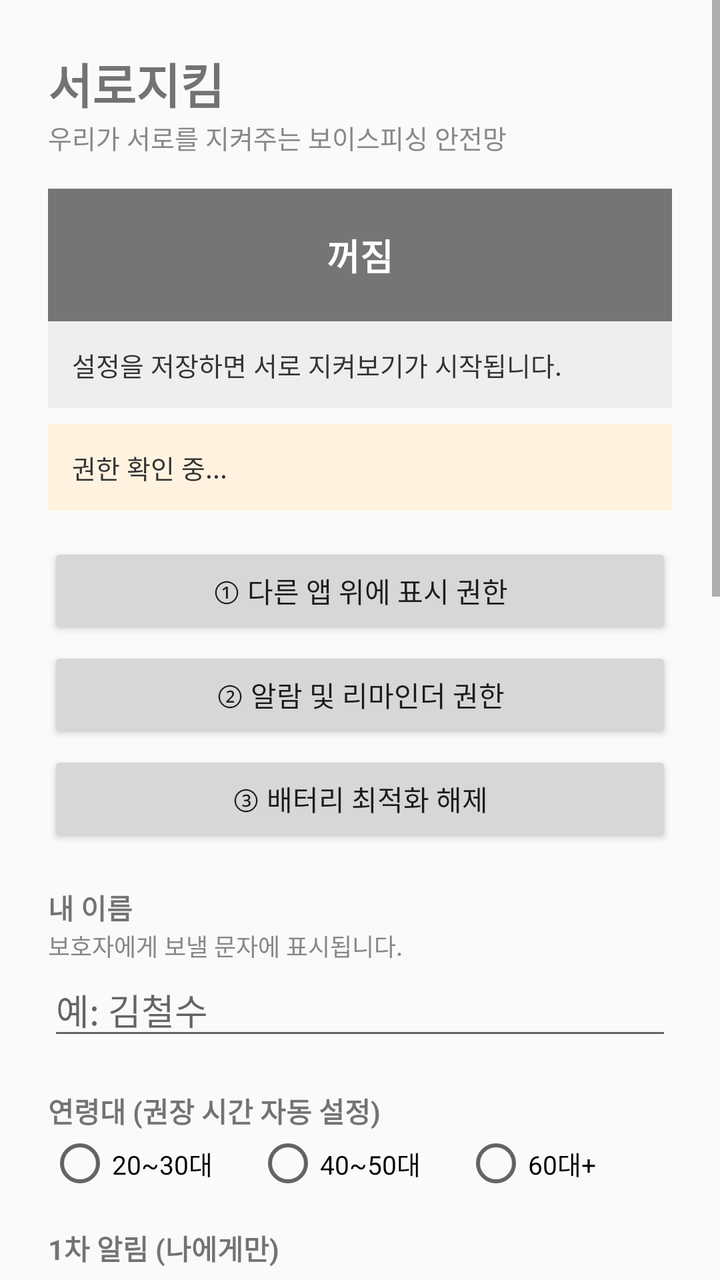
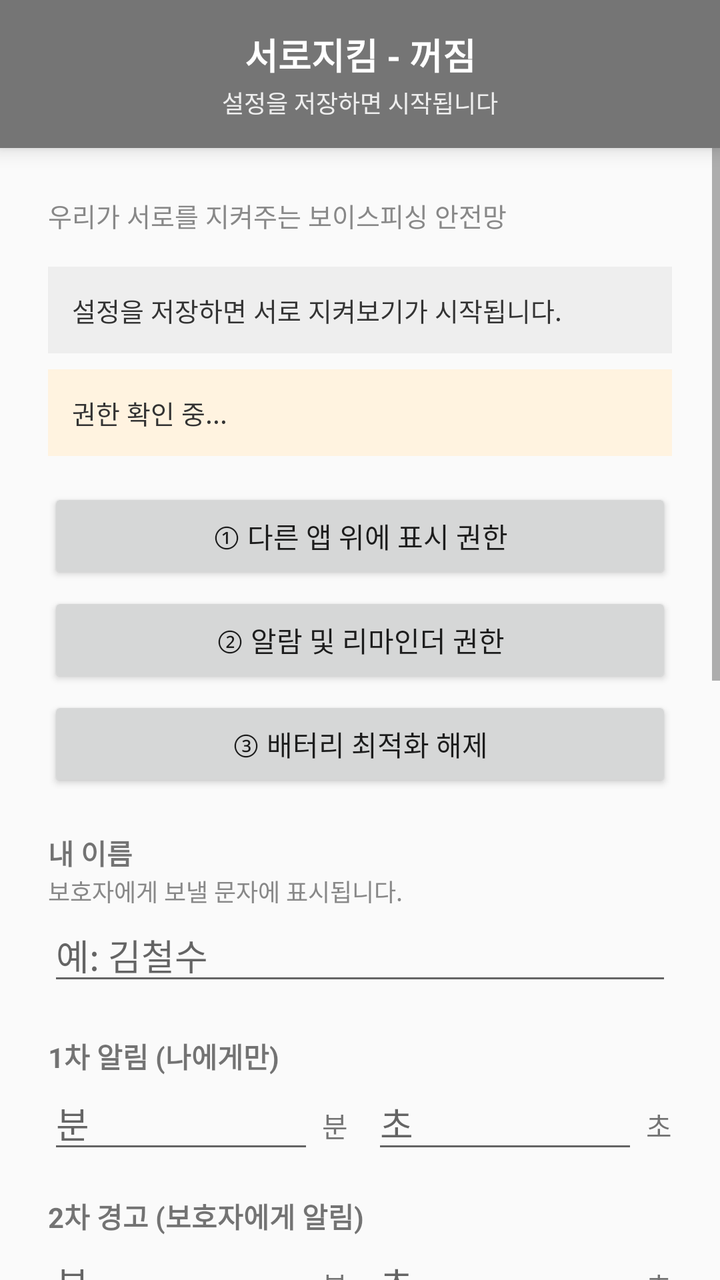

Screens rendered from an Android XML layout before and after an edit, with the pre-edit source and the edit as a unified diff.
<!-- AndroidManifest.xml: activity theme Theme.CallGuard -->
<!-- res/layout/activity_main.xml -->
<?xml version="1.0" encoding="utf-8"?>
<ScrollView xmlns:android="http://schemas.android.com/apk/res/android"
    android:layout_width="match_parent"
    android:layout_height="match_parent">

    <LinearLayout
        android:layout_width="match_parent"
        android:layout_height="wrap_content"
        android:orientation="vertical"
        android:padding="24dp">

        <TextView
            android:layout_width="match_parent"
            android:layout_height="wrap_content"
            android:text="서로지킴"
            android:textSize="24sp"
            android:textStyle="bold" />

        <TextView
            android:layout_width="match_parent"
            android:layout_height="wrap_content"
            android:text="우리가 서로를 지켜주는 보이스피싱 안전망"
            android:textSize="13sp"
            android:textColor="#888888"
            android:paddingBottom="16dp" />

        <TextView
            android:id="@+id/tv_status"
            android:layout_width="match_parent"
            android:layout_height="wrap_content"
            android:padding="20dp"
            android:gravity="center"
            android:textSize="18sp"
            android:textStyle="bold"
            android:textColor="#FFFFFF"
            android:background="#757575"
            android:text="꺼짐" />

        <TextView
            android:id="@+id/tv_status_detail"
            android:layout_width="match_parent"
            android:layout_height="wrap_content"
            android:padding="12dp"
            android:textSize="13sp"
            android:background="#EEEEEE"
            android:textColor="#333333"
            android:text="설정을 저장하면 서로 지켜보기가 시작됩니다." />

        <TextView
            android:id="@+id/tv_permission"
            android:layout_width="match_parent"
            android:layout_height="wrap_content"
            android:padding="12dp"
            android:textSize="13sp"
            android:background="#FFF3E0"
            android:textColor="#333333"
            android:layout_marginTop="8dp"
            android:layout_marginBottom="16dp"
            android:text="권한 확인 중..." />

        <Button
            android:id="@+id/btn_perm_overlay"
            android:layout_width="match_parent"
            android:layout_height="wrap_content"
            android:text="① 다른 앱 위에 표시 권한" />

        <Button
            android:id="@+id/btn_perm_alarm"
            android:layout_width="match_parent"
            android:layout_height="wrap_content"
            android:layout_marginTop="4dp"
            android:text="② 알람 및 리마인더 권한" />

        <Button
            android:id="@+id/btn_perm_battery"
            android:layout_width="match_parent"
            android:layout_height="wrap_content"
            android:layout_marginTop="4dp"
            android:layout_marginBottom="20dp"
            android:text="③ 배터리 최적화 해제" />

        
        <TextView
            android:layout_width="match_parent"
            android:layout_height="wrap_content"
            android:text="내 이름"
            android:textStyle="bold" />

        <TextView
            android:layout_width="match_parent"
            android:layout_height="wrap_content"
            android:text="보호자에게 보낼 문자에 표시됩니다."
            android:textSize="12sp"
            android:textColor="#888888" />

        <EditText
            android:id="@+id/et_my_name"
            android:layout_width="match_parent"
            android:layout_height="wrap_content"
            android:inputType="text"
            android:hint="예: 김철수" />

        
        <TextView
            android:layout_width="match_parent"
            android:layout_height="wrap_content"
            android:text="연령대 (권장 시간 자동 설정)"
            android:textStyle="bold"
            android:paddingTop="20dp" />

        <RadioGroup
            android:id="@+id/rg_age"
            android:layout_width="match_parent"
            android:layout_height="wrap_content"
            android:orientation="horizontal">

            <RadioButton
                android:id="@+id/rb_age_young"
                android:layout_width="0dp"
                android:layout_weight="1"
                android:layout_height="wrap_content"
                android:text="20~30대"
                android:textSize="13sp" />

            <RadioButton
                android:id="@+id/rb_age_mid"
                android:layout_width="0dp"
                android:layout_weight="1"
                android:layout_height="wrap_content"
                android:text="40~50대"
                android:textSize="13sp" />

            <RadioButton
                android:id="@+id/rb_age_senior"
                android:layout_width="0dp"
                android:layout_weight="1"
                android:layout_height="wrap_content"
                android:text="60대+"
                android:textSize="13sp" />
        </RadioGroup>

        
        <TextView
            android:layout_width="match_parent"
            android:layout_height="wrap_content"
            android:text="1차 알림 (나에게만)"
            android:textStyle="bold"
            android:paddingTop="16dp" />

        <LinearLayout
            android:layout_width="match_parent"
            android:layout_height="wrap_content"
            android:orientation="horizontal">

            <EditText
                android:id="@+id/et_first_min"
                android:layout_width="0dp"
                android:layout_weight="1"
                android:layout_height="wrap_content"
                android:inputType="number"
                android:hint="분" />

            <TextView
                android:layout_width="wrap_content"
                android:layout_height="wrap_content"
                android:text="분"
                android:paddingLeft="4dp"
                android:paddingRight="12dp"
                android:gravity="center_vertical" />

            <EditText
                android:id="@+id/et_first_sec"
                android:layout_width="0dp"
                android:layout_weight="1"
                android:layout_height="wrap_content"
                android:inputType="number"
                android:hint="초" />

            <TextView
                android:layout_width="wrap_content"
                android:layout_height="wrap_content"
                android:text="초"
                android:paddingLeft="4dp"
                android:gravity="center_vertical" />
        </LinearLayout>

        
        <TextView
            android:layout_width="match_parent"
            android:layout_height="wrap_content"
            android:text="2차 경고 (보호자에게 알림)"
            android:textStyle="bold"
            android:paddingTop="16dp" />

        <LinearLayout
            android:layout_width="match_parent"
            android:layout_height="wrap_content"
            android:orientation="horizontal">

            <EditText
                android:id="@+id/et_second_min"
                android:layout_width="0dp"
                android:layout_weight="1"
                android:layout_height="wrap_content"
                android:inputType="number"
                android:hint="분" />

            <TextView
                android:layout_width="wrap_content"
                android:layout_height="wrap_content"
                android:text="분"
                android:paddingLeft="4dp"
                android:paddingRight="12dp"
                android:gravity="center_vertical" />

            <EditText
                android:id="@+id/et_second_sec"
                android:layout_width="0dp"
                android:layout_weight="1"
                android:layout_height="wrap_content"
                android:inputType="number"
                android:hint="초" />

            <TextView
                android:layout_width="wrap_content"
                android:layout_height="wrap_content"
                android:text="초"
                android:paddingLeft="4dp"
                android:gravity="center_vertical" />
        </LinearLayout>

        
        <TextView
            android:layout_width="match_parent"
            android:layout_height="wrap_content"
            android:text="나를 지켜줄 보호자 (최대 3명)"
            android:textStyle="bold"
            android:paddingTop="20dp" />

        <TextView
            android:layout_width="match_parent"
            android:layout_height="wrap_content"
            android:text="이 번호들은 통화 감시에서 자동으로 제외됩니다."
            android:textSize="12sp"
            android:textColor="#888888" />

        <EditText
            android:id="@+id/et_guardian1"
            android:layout_width="match_parent"
            android:layout_height="wrap_content"
            android:inputType="phone"
            android:hint="보호자 1 (필수)" />

        <EditText
            android:id="@+id/et_guardian2"
            android:layout_width="match_parent"
            android:layout_height="wrap_content"
            android:inputType="phone"
            android:hint="보호자 2 (선택)" />

        <EditText
            android:id="@+id/et_guardian3"
            android:layout_width="match_parent"
            android:layout_height="wrap_content"
            android:inputType="phone"
            android:hint="보호자 3 (선택)" />

        
        <TextView
            android:layout_width="match_parent"
            android:layout_height="wrap_content"
            android:padding="12dp"
            android:layout_marginTop="12dp"
            android:background="#E8F5E9"
            android:textColor="#1B5E20"
            android:textSize="13sp"
            android:text="서로지킴은 한쪽만 보호받는 앱이 아닙니다.\n보호자에게도 이 앱을 설치하고, 나를 보호자로 등록해 달라고 하세요. 서로가 서로를 지켜주는 것이 가장 안전합니다." />

        
        <TextView
            android:layout_width="match_parent"
            android:layout_height="wrap_content"
            android:text="그 밖의 예외 번호 (콤마로 구분)"
            android:textStyle="bold"
            android:paddingTop="20dp" />

        <EditText
            android:id="@+id/et_whitelist_numbers"
            android:layout_width="match_parent"
            android:layout_height="wrap_content"
            android:inputType="phone"
            android:hint="예: 021234567,0312345678" />

        <Button
            android:id="@+id/btn_save"
            android:layout_width="match_parent"
            android:layout_height="wrap_content"
            android:layout_marginTop="28dp"
            android:text="저장하고 시작하기" />

        <Button
            android:id="@+id/btn_test_warning"
            android:layout_width="match_parent"
            android:layout_height="wrap_content"
            android:layout_marginTop="8dp"
            android:text="경고 화면 테스트" />

        <Button
            android:id="@+id/btn_test_sms"
            android:layout_width="match_parent"
            android:layout_height="wrap_content"
            android:layout_marginTop="4dp"
            android:layout_marginBottom="24dp"
            android:text="보호자 문자 테스트" />

    </LinearLayout>
</ScrollView>
<!-- resources referenced by this layout -->
<resources>
  <style name="Theme.CallGuard" parent="Theme.AppCompat.DayNight.DarkActionBar">
          <item name="colorPrimary">#D32F2F</item>
          <item name="colorPrimaryDark">#B71C1C</item>
          <item name="colorAccent">#FF5252</item>
      </style>
</resources>

<!-- the commit's change to res/layout/activity_main.xml (unified diff, before → after) -->
@@ -1,317 +1,297 @@
 <?xml version="1.0" encoding="utf-8"?>
-<ScrollView xmlns:android="http://schemas.android.com/apk/res/android"
+<LinearLayout xmlns:android="http://schemas.android.com/apk/res/android"
     android:layout_width="match_parent"
-    android:layout_height="match_parent">
-
+    android:layout_height="match_parent"
+    android:orientation="vertical">
+
+    
     <LinearLayout
+        android:id="@+id/header_box"
         android:layout_width="match_parent"
         android:layout_height="wrap_content"
         android:orientation="vertical"
-        android:padding="24dp">
+        android:background="#757575"
+        android:paddingLeft="20dp"
+        android:paddingRight="20dp"
+        android:paddingTop="14dp"
+        android:paddingBottom="14dp"
+        android:elevation="6dp">
 
         <TextView
+            android:id="@+id/tv_header_title"
             android:layout_width="match_parent"
             android:layout_height="wrap_content"
-            android:text="서로지킴"
-            android:textSize="24sp"
-            android:textStyle="bold" />
+            android:text="서로지킴 - 꺼짐"
+            android:textColor="#FFFFFF"
+            android:textSize="18sp"
+            android:textStyle="bold"
+            android:gravity="center" />
 
         <TextView
+            android:id="@+id/tv_header_sub"
             android:layout_width="match_parent"
             android:layout_height="wrap_content"
-            android:text="우리가 서로를 지켜주는 보이스피싱 안전망"
-            android:textSize="13sp"
-            android:textColor="#888888"
-            android:paddingBottom="16dp" />
-
-        <TextView
-            android:id="@+id/tv_status"
-            android:layout_width="match_parent"
-            android:layout_height="wrap_content"
-            android:padding="20dp"
+            android:text="설정을 저장하면 시작됩니다"
+            android:textColor="#EEEEEE"
+            android:textSize="12sp"
             android:gravity="center"
-            android:textSize="18sp"
-            android:textStyle="bold"
-            android:textColor="#FFFFFF"
-            android:background="#757575"
-            android:text="꺼짐" />
-
-        <TextView
-            android:id="@+id/tv_status_detail"
-            android:layout_width="match_parent"
-            android:layout_height="wrap_content"
-            android:padding="12dp"
-            android:textSize="13sp"
-            android:background="#EEEEEE"
-            android:textColor="#333333"
-            android:text="설정을 저장하면 서로 지켜보기가 시작됩니다." />
-
-        <TextView
-            android:id="@+id/tv_permission"
-            android:layout_width="match_parent"
-            android:layout_height="wrap_content"
-            android:padding="12dp"
-            android:textSize="13sp"
-            android:background="#FFF3E0"
-            android:textColor="#333333"
-            android:layout_marginTop="8dp"
-            android:layout_marginBottom="16dp"
-            android:text="권한 확인 중..." />
-
-        <Button
-            android:id="@+id/btn_perm_overlay"
-            android:layout_width="match_parent"
-            android:layout_height="wrap_content"
-            android:text="① 다른 앱 위에 표시 권한" />
-
-        <Button
-            android:id="@+id/btn_perm_alarm"
-            android:layout_width="match_parent"
-            android:layout_height="wrap_content"
-            android:layout_marginTop="4dp"
-            android:text="② 알람 및 리마인더 권한" />
-
-        <Button
-            android:id="@+id/btn_perm_battery"
-            android:layout_width="match_parent"
-            android:layout_height="wrap_content"
-            android:layout_marginTop="4dp"
-            android:layout_marginBottom="20dp"
-            android:text="③ 배터리 최적화 해제" />
-
-        
-        <TextView
-            android:layout_width="match_parent"
-            android:layout_height="wrap_content"
-            android:text="내 이름"
-            android:textStyle="bold" />
-
-        <TextView
-            android:layout_width="match_parent"
-            android:layout_height="wrap_content"
-            android:text="보호자에게 보낼 문자에 표시됩니다."
-            android:textSize="12sp"
-            android:textColor="#888888" />
-
-        <EditText
-            android:id="@+id/et_my_name"
-            android:layout_width="match_parent"
-            android:layout_height="wrap_content"
-            android:inputType="text"
-            android:hint="예: 김철수" />
-
-        
-        <TextView
-            android:layout_width="match_parent"
-            android:layout_height="wrap_content"
-            android:text="연령대 (권장 시간 자동 설정)"
-            android:textStyle="bold"
-            android:paddingTop="20dp" />
-
-        <RadioGroup
-            android:id="@+id/rg_age"
-            android:layout_width="match_parent"
-            android:layout_height="wrap_content"
-            android:orientation="horizontal">
-
-            <RadioButton
-                android:id="@+id/rb_age_young"
-                android:layout_width="0dp"
-                android:layout_weight="1"
-                android:layout_height="wrap_content"
-                android:text="20~30대"
-                android:textSize="13sp" />
-
-            <RadioButton
-                android:id="@+id/rb_age_mid"
-                android:layout_width="0dp"
-                android:layout_weight="1"
-                android:layout_height="wrap_content"
-                android:text="40~50대"
-                android:textSize="13sp" />
-
-            <RadioButton
-                android:id="@+id/rb_age_senior"
-                android:layout_width="0dp"
-                android:layout_weight="1"
-                android:layout_height="wrap_content"
-                android:text="60대+"
-                android:textSize="13sp" />
-        </RadioGroup>
-
-        
-        <TextView
-            android:layout_width="match_parent"
-            android:layout_height="wrap_content"
-            android:text="1차 알림 (나에게만)"
-            android:textStyle="bold"
-            android:paddingTop="16dp" />
+            android:paddingTop="2dp" />
+
+    </LinearLayout>
+
+    
+    <ScrollView
+        android:id="@+id/scroll_root"
+        android:layout_width="match_parent"
+        android:layout_height="0dp"
+        android:layout_weight="1">
 
         <LinearLayout
             android:layout_width="match_parent"
             android:layout_height="wrap_content"
-            android:orientation="horizontal">
-
-            <EditText
-                android:id="@+id/et_first_min"
-                android:layout_width="0dp"
-                android:layout_weight="1"
-                android:layout_height="wrap_content"
-                android:inputType="number"
-                android:hint="분" />
-
-            <TextView
-                android:layout_width="wrap_content"
-                android:layout_height="wrap_content"
-                android:text="분"
-                android:paddingLeft="4dp"
-                android:paddingRight="12dp"
-                android:gravity="center_vertical" />
-
-            <EditText
-                android:id="@+id/et_first_sec"
-                android:layout_width="0dp"
-                android:layout_weight="1"
-                android:layout_height="wrap_content"
-                android:inputType="number"
-                android:hint="초" />
-
-            <TextView
-                android:layout_width="wrap_content"
-                android:layout_height="wrap_content"
-                android:text="초"
-                android:paddingLeft="4dp"
-                android:gravity="center_vertical" />
+            android:orientation="vertical"
+            android:padding="24dp">
+
+            <TextView
+                android:layout_width="match_parent"
+                android:layout_height="wrap_content"
+                android:text="우리가 서로를 지켜주는 보이스피싱 안전망"
+                android:textSize="13sp"
+                android:textColor="#888888"
+                android:paddingBottom="16dp" />
+
+            <TextView
+                android:id="@+id/tv_status_detail"
+                android:layout_width="match_parent"
+                android:layout_height="wrap_content"
+                android:padding="12dp"
+                android:textSize="13sp"
+                android:background="#EEEEEE"
+                android:textColor="#333333"
+                android:text="설정을 저장하면 서로 지켜보기가 시작됩니다." />
+
+            <TextView
+                android:id="@+id/tv_permission"
+                android:layout_width="match_parent"
+                android:layout_height="wrap_content"
+                android:padding="12dp"
+                android:textSize="13sp"
+                android:background="#FFF3E0"
+                android:textColor="#333333"
+                android:layout_marginTop="8dp"
+                android:layout_marginBottom="16dp"
+                android:text="권한 확인 중..." />
+
+            <Button
+                android:id="@+id/btn_perm_overlay"
+                android:layout_width="match_parent"
+                android:layout_height="wrap_content"
+                android:text="① 다른 앱 위에 표시 권한" />
+
+            <Button
+                android:id="@+id/btn_perm_alarm"
+                android:layout_width="match_parent"
+                android:layout_height="wrap_content"
+                android:layout_marginTop="4dp"
+                android:text="② 알람 및 리마인더 권한" />
+
+            <Button
+                android:id="@+id/btn_perm_battery"
+                android:layout_width="match_parent"
+                android:layout_height="wrap_content"
+                android:layout_marginTop="4dp"
+                android:layout_marginBottom="20dp"
+                android:text="③ 배터리 최적화 해제" />
+
+            <TextView
+                android:layout_width="match_parent"
+                android:layout_height="wrap_content"
+                android:text="내 이름"
+                android:textStyle="bold" />
+
+            <TextView
+                android:layout_width="match_parent"
+                android:layout_height="wrap_content"
+                android:text="보호자에게 보낼 문자에 표시됩니다."
+                android:textSize="12sp"
+                android:textColor="#888888" />
+
+            <EditText
+                android:id="@+id/et_my_name"
+                android:layout_width="match_parent"
+                android:layout_height="wrap_content"
+                android:inputType="text"
+                android:hint="예: 김철수" />
+
+            <TextView
+                android:layout_width="match_parent"
+                android:layout_height="wrap_content"
+                android:text="1차 알림 (나에게만)"
+                android:textStyle="bold"
+                android:paddingTop="20dp" />
+
+            <LinearLayout
+                android:layout_width="match_parent"
+                android:layout_height="wrap_content"
+                android:orientation="horizontal">
+
+                <EditText
+                    android:id="@+id/et_first_min"
+                    android:layout_width="0dp"
+                    android:layout_weight="1"
+                    android:layout_height="wrap_content"
+                    android:inputType="number"
+                    android:hint="분" />
+
+                <TextView
+                    android:layout_width="wrap_content"
+                    android:layout_height="wrap_content"
+                    android:text="분"
+                    android:paddingLeft="4dp"
+                    android:paddingRight="12dp"
+                    android:gravity="center_vertical" />
+
+                <EditText
+                    android:id="@+id/et_first_sec"
+                    android:layout_width="0dp"
+                    android:layout_weight="1"
+                    android:layout_height="wrap_content"
+                    android:inputType="number"
+                    android:hint="초" />
+
+                <TextView
+                    android:layout_width="wrap_content"
+                    android:layout_height="wrap_content"
+                    android:text="초"
+                    android:paddingLeft="4dp"
+                    android:gravity="center_vertical" />
+            </LinearLayout>
+
+            <TextView
+                android:layout_width="match_parent"
+                android:layout_height="wrap_content"
+                android:text="2차 경고 (보호자에게 알림)"
+                android:textStyle="bold"
+                android:paddingTop="16dp" />
+
+            <LinearLayout
+                android:layout_width="match_parent"
+                android:layout_height="wrap_content"
+                android:orientation="horizontal">
+
+                <EditText
+                    android:id="@+id/et_second_min"
+                    android:layout_width="0dp"
+                    android:layout_weight="1"
+                    android:layout_height="wrap_content"
+                    android:inputType="number"
+                    android:hint="분" />
+
+                <TextView
+                    android:layout_width="wrap_content"
+                    android:layout_height="wrap_content"
+                    android:text="분"
+                    android:paddingLeft="4dp"
+                    android:paddingRight="12dp"
+                    android:gravity="center_vertical" />
+
+                <EditText
+                    android:id="@+id/et_second_sec"
+                    android:layout_width="0dp"
+                    android:layout_weight="1"
+                    android:layout_height="wrap_content"
+                    android:inputType="number"
+                    android:hint="초" />
+
+                <TextView
+                    android:layout_width="wrap_content"
+                    android:layout_height="wrap_content"
+                    android:text="초"
+                    android:paddingLeft="4dp"
+                    android:gravity="center_vertical" />
+            </LinearLayout>
+
+            <TextView
+                android:layout_width="match_parent"
+                android:layout_height="wrap_content"
+                android:text="나를 지켜줄 보호자 (최대 3명)"
+                android:textStyle="bold"
+                android:paddingTop="20dp" />
+
+            <TextView
+                android:layout_width="match_parent"
+                android:layout_height="wrap_content"
+                android:text="이 번호들은 통화 감시에서 자동으로 제외됩니다."
+                android:textSize="12sp"
+                android:textColor="#888888" />
+
+            <EditText
+                android:id="@+id/et_guardian1"
+                android:layout_width="match_parent"
+                android:layout_height="wrap_content"
+                android:inputType="phone"
+                android:hint="보호자 1 (필수)" />
+
+            <EditText
+                android:id="@+id/et_guardian2"
+                android:layout_width="match_parent"
+                android:layout_height="wrap_content"
+                android:inputType="phone"
+                android:hint="보호자 2 (선택)" />
+
+            <EditText
+                android:id="@+id/et_guardian3"
+                android:layout_width="match_parent"
+                android:layout_height="wrap_content"
+                android:inputType="phone"
+                android:hint="보호자 3 (선택)" />
+
+            <TextView
+                android:layout_width="match_parent"
+                android:layout_height="wrap_content"
+                android:padding="12dp"
+                android:layout_marginTop="12dp"
+                android:background="#E8F5E9"
+                android:textColor="#1B5E20"
+                android:textSize="13sp"
+                android:text="서로지킴은 한쪽만 보호받는 앱이 아닙니다.\n보호자에게도 이 앱을 설치하고, 나를 보호자로 등록해 달라고 하세요. 서로가 서로를 지켜주는 것이 가장 안전합니다." />
+
+            <TextView
+                android:layout_width="match_parent"
+                android:layout_height="wrap_content"
+                android:text="그 밖의 예외 번호 (콤마로 구분)"
+                android:textStyle="bold"
+                android:paddingTop="20dp" />
+
+            <EditText
+                android:id="@+id/et_whitelist_numbers"
+                android:layout_width="match_parent"
+                android:layout_height="wrap_content"
+                android:inputType="phone"
+                android:hint="예: 021234567,0312345678" />
+
+            <Button
+                android:id="@+id/btn_save"
+                android:layout_width="match_parent"
+                android:layout_height="wrap_content"
+                android:layout_marginTop="28dp"
+                android:text="저장하고 시작하기" />
+
+            <Button
+                android:id="@+id/btn_test_warning"
+                android:layout_width="match_parent"
+                android:layout_height="wrap_content"
+                android:layout_marginTop="8dp"
+                android:text="경고 화면 테스트" />
+
+            <Button
+                android:id="@+id/btn_test_sms"
+                android:layout_width="match_parent"
+                android:layout_height="wrap_content"
+                android:layout_marginTop="4dp"
+                android:layout_marginBottom="24dp"
+                android:text="보호자 문자 테스트" />
+
         </LinearLayout>
-
-        
-        <TextView
-            android:layout_width="match_parent"
-            android:layout_height="wrap_content"
-            android:text="2차 경고 (보호자에게 알림)"
-            android:textStyle="bold"
-            android:paddingTop="16dp" />
-
-        <LinearLayout
-            android:layout_width="match_parent"
-            android:layout_height="wrap_content"
-            android:orientation="horizontal">
-
-            <EditText
-                android:id="@+id/et_second_min"
-                android:layout_width="0dp"
-                android:layout_weight="1"
-                android:layout_height="wrap_content"
-                android:inputType="number"
-                android:hint="분" />
-
-            <TextView
-                android:layout_width="wrap_content"
-                android:layout_height="wrap_content"
-                android:text="분"
-                android:paddingLeft="4dp"
-                android:paddingRight="12dp"
-                android:gravity="center_vertical" />
-
-            <EditText
-                android:id="@+id/et_second_sec"
-                android:layout_width="0dp"
-                android:layout_weight="1"
-                android:layout_height="wrap_content"
-                android:inputType="number"
-                android:hint="초" />
-
-            <TextView
-                android:layout_width="wrap_content"
-                android:layout_height="wrap_content"
-                android:text="초"
-                android:paddingLeft="4dp"
-                android:gravity="center_vertical" />
-        </LinearLayout>
-
-        
-        <TextView
-            android:layout_width="match_parent"
-            android:layout_height="wrap_content"
-            android:text="나를 지켜줄 보호자 (최대 3명)"
-            android:textStyle="bold"
-            android:paddingTop="20dp" />
-
-        <TextView
-            android:layout_width="match_parent"
-            android:layout_height="wrap_content"
-            android:text="이 번호들은 통화 감시에서 자동으로 제외됩니다."
-            android:textSize="12sp"
-            android:textColor="#888888" />
-
-        <EditText
-            android:id="@+id/et_guardian1"
-            android:layout_width="match_parent"
-            android:layout_height="wrap_content"
-            android:inputType="phone"
-            android:hint="보호자 1 (필수)" />
-
-        <EditText
-            android:id="@+id/et_guardian2"
-            android:layout_width="match_parent"
-            android:layout_height="wrap_content"
-            android:inputType="phone"
-            android:hint="보호자 2 (선택)" />
-
-        <EditText
-            android:id="@+id/et_guardian3"
-            android:layout_width="match_parent"
-            android:layout_height="wrap_content"
-            android:inputType="phone"
-            android:hint="보호자 3 (선택)" />
-
-        
-        <TextView
-            android:layout_width="match_parent"
-            android:layout_height="wrap_content"
-            android:padding="12dp"
-            android:layout_marginTop="12dp"
-            android:background="#E8F5E9"
-            android:textColor="#1B5E20"
-            android:textSize="13sp"
-            android:text="서로지킴은 한쪽만 보호받는 앱이 아닙니다.\n보호자에게도 이 앱을 설치하고, 나를 보호자로 등록해 달라고 하세요. 서로가 서로를 지켜주는 것이 가장 안전합니다." />
-
-        
-        <TextView
-            android:layout_width="match_parent"
-            android:layout_height="wrap_content"
-            android:text="그 밖의 예외 번호 (콤마로 구분)"
-            android:textStyle="bold"
-            android:paddingTop="20dp" />
-
-        <EditText
-            android:id="@+id/et_whitelist_numbers"
-            android:layout_width="match_parent"
-            android:layout_height="wrap_content"
-            android:inputType="phone"
-            android:hint="예: 021234567,0312345678" />
-
-        <Button
-            android:id="@+id/btn_save"
-            android:layout_width="match_parent"
-            android:layout_height="wrap_content"
-            android:layout_marginTop="28dp"
-            android:text="저장하고 시작하기" />
-
-        <Button
-            android:id="@+id/btn_test_warning"
-            android:layout_width="match_parent"
-            android:layout_height="wrap_content"
-            android:layout_marginTop="8dp"
-            android:text="경고 화면 테스트" />
-
-        <Button
-            android:id="@+id/btn_test_sms"
-            android:layout_width="match_parent"
-            android:layout_height="wrap_content"
-            android:layout_marginTop="4dp"
-            android:layout_marginBottom="24dp"
-            android:text="보호자 문자 테스트" />
-
-    </LinearLayout>
-</ScrollView>
+    </ScrollView>
+</LinearLayout>
